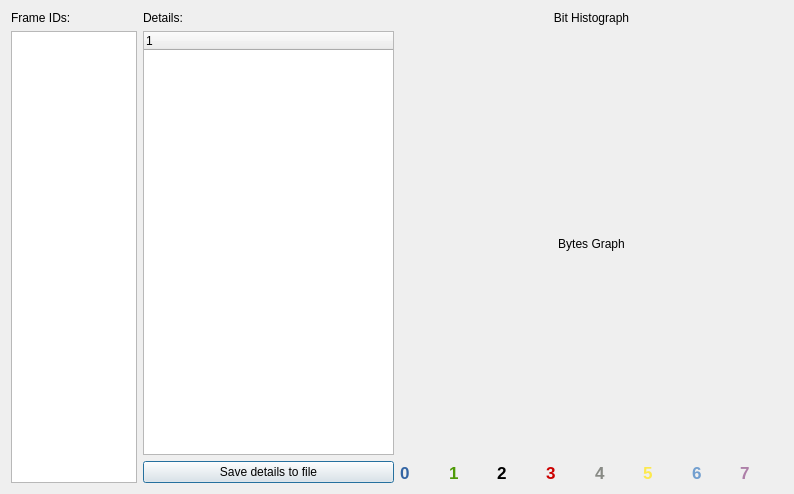
First picture: the form in ui/frameinfowindow.ui, repository collin80/SavvyCAN, before the edit.
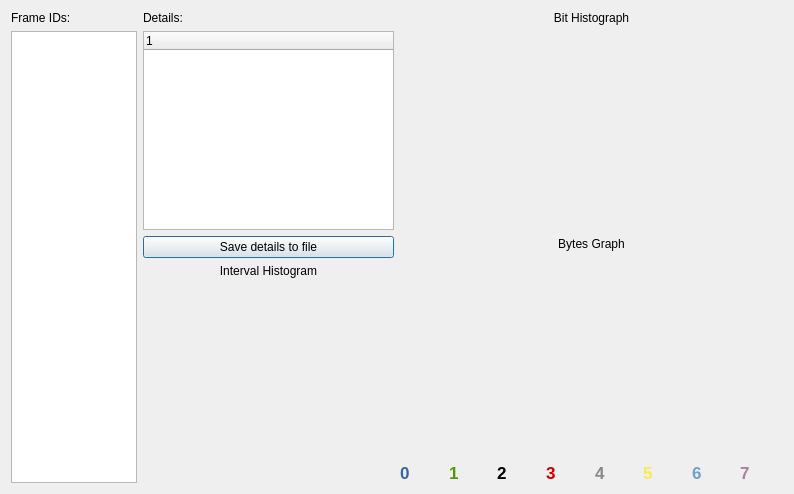
Second picture: the form after the edit. Custom widgets are drawn as their Qt base class.

Commit message: Add additional timing information and a histogram of intervals

What changed in the file:
```diff
--- a/ui/frameinfowindow.ui
+++ b/ui/frameinfowindow.ui
@@ -70,6 +70,32 @@
            </property>
           </widget>
          </item>
+         <item>
+          <widget class="QLabel" name="label_time">
+           <property name="text">
+            <string>Interval Histogram</string>
+           </property>
+           <property name="alignment">
+            <set>Qt::AlignCenter</set>
+           </property>
+          </widget>
+         </item>
+         <item>
+          <widget class="QCustomPlot" name="timeHistogram" native="true">
+           <property name="sizePolicy">
+            <sizepolicy hsizetype="Expanding" vsizetype="Expanding">
+             <horstretch>0</horstretch>
+             <verstretch>0</verstretch>
+            </sizepolicy>
+           </property>
+           <property name="minimumSize">
+            <size>
+             <width>0</width>
+             <height>0</height>
+            </size>
+           </property>
+          </widget>
+         </item>
         </layout>
        </item>
       </layout>
```
The commit also changes 1 other file.
